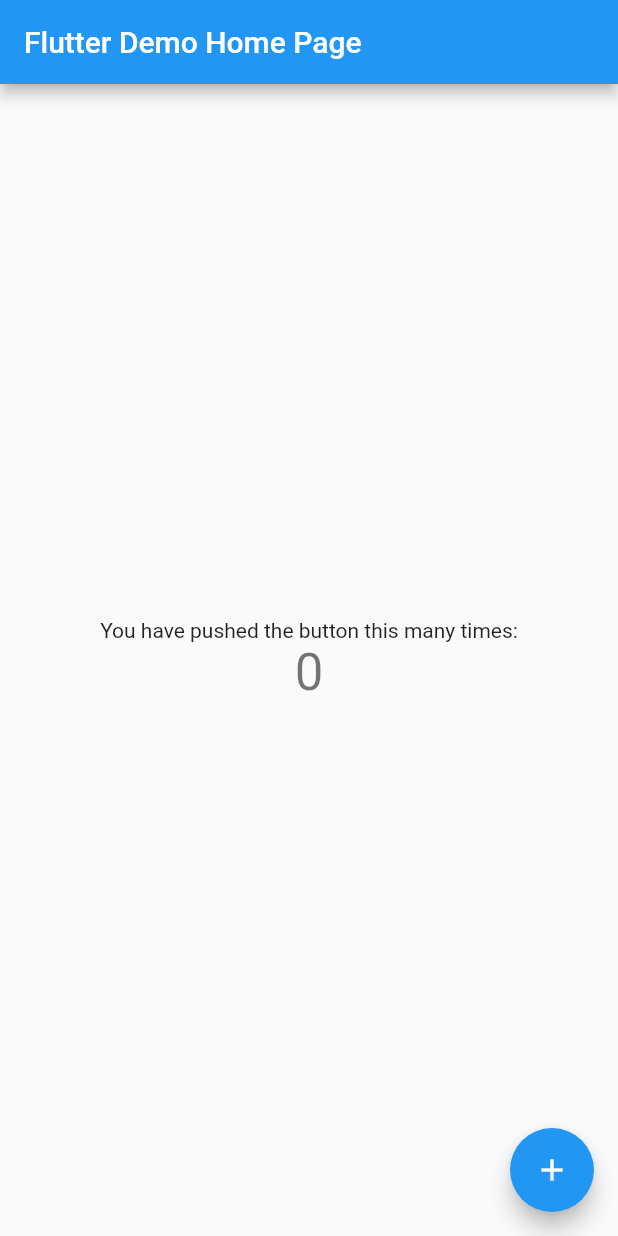
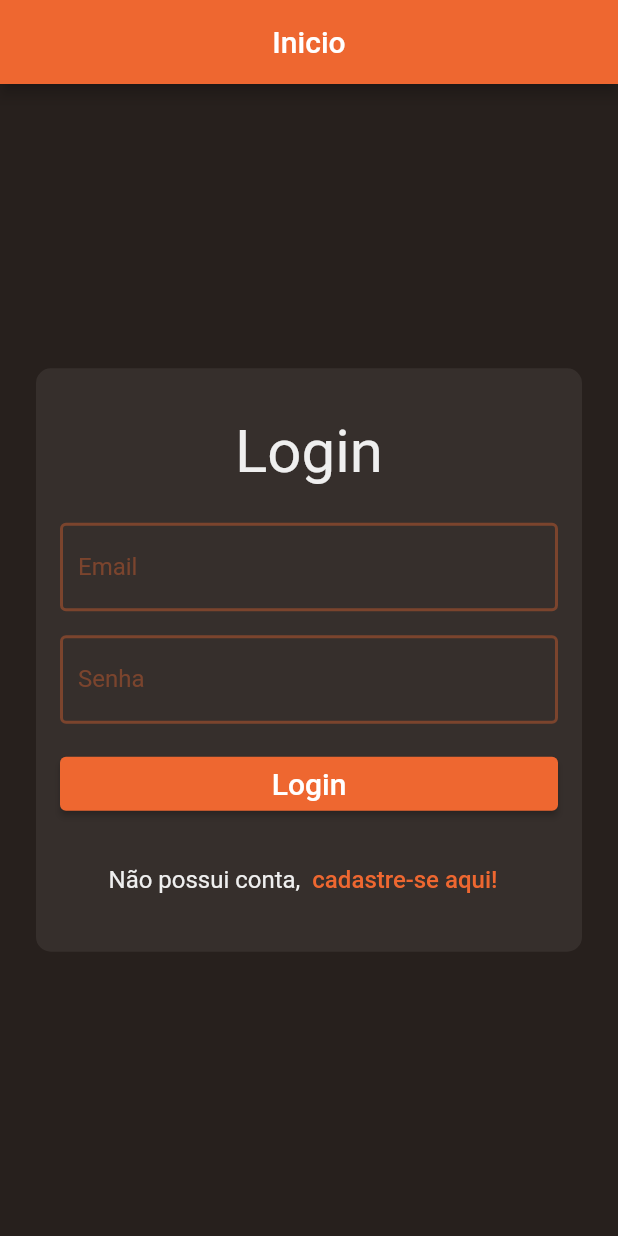
Before and after one commit to AlvaroRumpel/3x3_project, a Flutter app: the screen it shows after launch, on a phone screen of 412 x 824 dp. Run offline on Flutter 3.47's test engine with Material 2 defaults, Android fonts, the phone set to English and light mode, and no system bars; our stand-ins replace email_validator, firebase_auth, firebase_core, get; accounts and stored records are empty.

Commit message:
login page

```diff
--- /dev/null
+++ b/lib/home/view/home_view.dart
@@ -0,0 +1,16 @@
+import 'package:flutter/material.dart';
+import 'package:tres_x_tres_project/widgets/custom_scaffold.dart';
+
+class HomeView extends StatelessWidget {
+  const HomeView({Key? key}) : super(key: key);
+
+  @override
+  Widget build(BuildContext context) {
+    return CustomScaffold(
+      title: 'Inicio',
+      body: SingleChildScrollView(
+        child: Row(),
+      ),
+    );
+  }
+}
--- /dev/null
+++ b/lib/login/controller/login_controller.dart
@@ -0,0 +1,56 @@
+import 'package:email_validator/email_validator.dart';
+import 'package:firebase_auth/firebase_auth.dart';
+import 'package:flutter/foundation.dart';
+import 'package:flutter/material.dart';
+import 'package:get/get.dart';
+
+class LoginController extends GetxController {
+  TextEditingController loginController = TextEditingController();
+  TextEditingController senhaController = TextEditingController();
+  GlobalKey<FormState> formKey = GlobalKey<FormState>();
+
+  Future singIn() async {
+    if (!formKey.currentState!.validate()) {
+      return;
+    }
+    try {
+      Get.defaultDialog(
+        title: 'Carregando...',
+        titlePadding: const EdgeInsets.symmetric(vertical: 32),
+        titleStyle: const TextStyle(
+          color: Color(0xffefefef),
+        ),
+        backgroundColor: const Color(0xff27201D),
+        radius: 10,
+        content: const CircularProgressIndicator(),
+      );
+      await FirebaseAuth.instance.signInWithEmailAndPassword(
+        email: loginController.text.trim(),
+        password: senhaController.text.trim(),
+      );
+    } on FirebaseAuthException catch (e) {
+      if (kDebugMode) {
+        print(e);
+      }
+      Get.back();
+      Get.snackbar(
+        'Erro ao login',
+        'Verifique as informações',
+        colorText: const Color(0xffefefef),
+        snackPosition: SnackPosition.BOTTOM,
+        backgroundColor: const Color(0xffff3333),
+      );
+    }
+  }
+
+  bool emailValidator(value) {
+    return EmailValidator.validate(value);
+  }
+
+  bool passwordValidator(value) {
+    if (value.length >= 8 && value.length < 60) {
+      return true;
+    }
+    return false;
+  }
+}
--- /dev/null
+++ b/lib/login/view/login_view.dart
@@ -0,0 +1,66 @@
+import 'package:flutter/cupertino.dart';
+import 'package:get/get.dart';
+import 'package:tres_x_tres_project/login/controller/login_controller.dart';
+import 'package:tres_x_tres_project/widgets/custom_button.dart';
+import 'package:tres_x_tres_project/widgets/custom_container.dart';
+import 'package:tres_x_tres_project/widgets/custom_text.dart';
+import 'package:tres_x_tres_project/widgets/custom_text_button.dart';
+import 'package:tres_x_tres_project/widgets/custom_textfield.dart';
+
+class LoginView extends StatelessWidget {
+  LoginView({Key? key}) : super(key: key);
+
+  var ct = Get.put(LoginController());
+
+  @override
+  Widget build(BuildContext context) {
+    return Center(
+      child: CustomContainer(
+        child: SingleChildScrollView(
+          child: Form(
+            key: ct.formKey,
+            child: Column(
+              children: [
+                CustomText(
+                  text: 'Login',
+                  fontSize: 40,
+                  vertical: 16,
+                ),
+                CustomTextfield(
+                  controller: ct.loginController,
+                  labelText: 'Email',
+                  validador: ct.emailValidator,
+                  textErro: 'Insira o email corretamente',
+                ),
+                CustomTextfield(
+                  controller: ct.senhaController,
+                  labelText: 'Senha',
+                  obscureText: true,
+                  validador: ct.passwordValidator,
+                  textErro: 'A senha precisa ter mais de 8 caracteres',
+                  action: TextInputAction.done,
+                ),
+                CustomButton(
+                  function: () => ct.singIn,
+                  buttonText: 'Login',
+                  maxSize: true,
+                  fontSize: 20,
+                ),
+                Row(
+                  mainAxisAlignment: MainAxisAlignment.center,
+                  children: [
+                    CustomText(text: 'Não possui conta,'),
+                    CustomTextButton(
+                      function: () {},
+                      buttonText: 'cadastre-se aqui!',
+                    ),
+                  ],
+                ),
+              ],
+            ),
+          ),
+        ),
+      ),
+    );
+  }
+}
--- a/lib/main.dart
+++ b/lib/main.dart
@@ -1,115 +1,43 @@
+import 'package:firebase_core/firebase_core.dart';
 import 'package:flutter/material.dart';
+import 'package:get/route_manager.dart';
+import 'package:tres_x_tres_project/home/view/home_view.dart';
 
-void main() {
+void main() async {
+  WidgetsFlutterBinding.ensureInitialized();
+  await Firebase.initializeApp();
   runApp(const MyApp());
 }
 
 class MyApp extends StatelessWidget {
   const MyApp({Key? key}) : super(key: key);
 
-  // This widget is the root of your application.
+  static const MaterialColor primaryColor = MaterialColor(
+    0xffee6730,
+    <int, Color>{
+      50: Color.fromARGB(10, 238, 103, 48),
+      100: Color.fromARGB(20, 238, 103, 48),
+      200: Color.fromARGB(30, 238, 103, 48),
+      300: Color.fromARGB(40, 238, 103, 48),
+      400: Color.fromARGB(50, 238, 103, 48),
+      500: Color.fromARGB(60, 238, 103, 48),
+      600: Color.fromARGB(70, 238, 103, 48),
+      700: Color.fromARGB(80, 238, 103, 48),
+      800: Color.fromARGB(90, 238, 103, 48),
+      900: Color.fromARGB(100, 238, 103, 48),
+    },
+  );
+
   @override
   Widget build(BuildContext context) {
-    return MaterialApp(
-      title: 'Flutter Demo',
+    return GetMaterialApp(
+      title: '3x3 Project',
+      debugShowCheckedModeBanner: false,
       theme: ThemeData(
-        // This is the theme of your application.
-        //
-        // Try running your application with "flutter run". You'll see the
-        // application has a blue toolbar. Then, without quitting the app, try
-        // changing the primarySwatch below to Colors.green and then invoke
-        // "hot reload" (press "r" in the console where you ran "flutter run",
-        // or simply save your changes to "hot reload" in a Flutter IDE).
-        // Notice that the counter didn't reset back to zero; the application
-        // is not restarted.
-        primarySwatch: Colors.blue,
+        primarySwatch: primaryColor,
+        scaffoldBackgroundColor: const Color(0xff27201D),
       ),
-      home: const MyHomePage(title: 'Flutter Demo Home Page'),
+      home: const HomeView(),
     );
   }
 }
-
-class MyHomePage extends StatefulWidget {
-  const MyHomePage({Key? key, required this.title}) : super(key: key);
-
-  // This widget is the home page of your application. It is stateful, meaning
-  // that it has a State object (defined below) that contains fields that affect
-  // how it looks.
-
-  // This class is the configuration for the state. It holds the values (in this
-  // case the title) provided by the parent (in this case the App widget) and
-  // used by the build method of the State. Fields in a Widget subclass are
-  // always marked "final".
-
-  final String title;
-
-  @override
-  State<MyHomePage> createState() => _MyHomePageState();
-}
-
-class _MyHomePageState extends State<MyHomePage> {
-  int _counter = 0;
-
-  void _incrementCounter() {
-    setState(() {
-      // This call to setState tells the Flutter framework that something has
-      // changed in this State, which causes it to rerun the build method below
-      // so that the display can reflect the updated values. If we changed
-      // _counter without calling setState(), then the build method would not be
-      // called again, and so nothing would appear to happen.
-      _counter++;
-    });
-  }
-
-  @override
-  Widget build(BuildContext context) {
-    // This method is rerun every time setState is called, for instance as done
-    // by the _incrementCounter method above.
-    //
-    // The Flutter framework has been optimized to make rerunning build methods
-    // fast, so that you can just rebuild anything that needs updating rather
-    // than having to individually change instances of widgets.
-    return Scaffold(
-      appBar: AppBar(
-        // Here we take the value from the MyHomePage object that was created by
-        // the App.build method, and use it to set our appbar title.
-        title: Text(widget.title),
-      ),
-      body: Center(
-        // Center is a layout widget. It takes a single child and positions it
-        // in the middle of the parent.
-        child: Column(
-          // Column is also a layout widget. It takes a list of children and
-          // arranges them vertically. By default, it sizes itself to fit its
-          // children horizontally, and tries to be as tall as its parent.
-          //
-          // Invoke "debug painting" (press "p" in the console, choose the
-          // "Toggle Debug Paint" action from the Flutter Inspector in Android
-          // Studio, or the "Toggle Debug Paint" command in Visual Studio Code)
-          // to see the wireframe for each widget.
-          //
-          // Column has various properties to control how it sizes itself and
-          // how it positions its children. Here we use mainAxisAlignment to
-          // center the children vertically; the main axis here is the vertical
-          // axis because Columns are vertical (the cross axis would be
-          // horizontal).
-          mainAxisAlignment: MainAxisAlignment.center,
-          children: <Widget>[
-            const Text(
-              'You have pushed the button this many times:',
-            ),
-            Text(
-              '$_counter',
-              style: Theme.of(context).textTheme.headline4,
-            ),
-          ],
-        ),
-      ),
-      floatingActionButton: FloatingActionButton(
-        onPressed: _incrementCounter,
-        tooltip: 'Increment',
-        child: const Icon(Icons.add),
-      ), // This trailing comma makes auto-formatting nicer for build methods.
-    );
-  }
-}
--- /dev/null
+++ b/lib/widgets/custom_button.dart
@@ -0,0 +1,35 @@
+import 'package:flutter/material.dart';
+
+class CustomButton extends StatelessWidget {
+  Function function;
+  IconData? icon;
+  String buttonText;
+  bool? maxSize;
+  double fontSize;
+
+  CustomButton({
+    Key? key,
+    required this.function,
+    this.icon,
+    this.maxSize,
+    this.fontSize = 16,
+    required this.buttonText,
+  }) : super(key: key);
+
+  @override
+  Widget build(BuildContext context) {
+    return Padding(
+      padding: const EdgeInsets.symmetric(vertical: 8.0),
+      child: SizedBox(
+        width: maxSize != null ? double.maxFinite : null,
+        child: ElevatedButton(
+          onPressed: function(),
+          child: Text(
+            buttonText,
+            style: TextStyle(fontSize: fontSize),
+          ),
+        ),
+      ),
+    );
+  }
+}
--- /dev/null
+++ b/lib/widgets/custom_container.dart
@@ -0,0 +1,24 @@
+import 'package:flutter/material.dart';
+
+class CustomContainer extends StatelessWidget {
+  Widget child;
+
+  CustomContainer({
+    Key? key,
+    required this.child,
+  }) : super(key: key);
+
+  @override
+  Widget build(BuildContext context) {
+    return Container(
+      padding: const EdgeInsets.all(16.0),
+      decoration: const BoxDecoration(
+        color: Color.fromARGB(255, 54, 47, 44),
+        borderRadius: BorderRadius.all(
+          Radius.circular(10),
+        ),
+      ),
+      child: child,
+    );
+  }
+}
--- /dev/null
+++ b/lib/widgets/custom_scaffold.dart
@@ -0,0 +1,37 @@
+import 'package:firebase_auth/firebase_auth.dart';
+import 'package:flutter/material.dart';
+import 'package:tres_x_tres_project/login/view/login_view.dart';
+
+class CustomScaffold extends StatelessWidget {
+  String title;
+  Widget body;
+
+  CustomScaffold({
+    Key? key,
+    required this.title,
+    required this.body,
+  }) : super(key: key);
+  @override
+  Widget build(BuildContext context) {
+    return Scaffold(
+      appBar: AppBar(
+        title: Text(title),
+        centerTitle: true,
+      ),
+      body: SafeArea(
+        child: Padding(
+          padding: const EdgeInsets.all(24.0),
+          child: StreamBuilder<User?>(
+            stream: FirebaseAuth.instance.authStateChanges(),
+            builder: (context, snapshot) {
+              if (snapshot.hasData) {
+                return body;
+              }
+              return LoginView();
+            },
+          ),
+        ),
+      ),
+    );
+  }
+}
--- /dev/null
+++ b/lib/widgets/custom_text.dart
@@ -0,0 +1,35 @@
+import 'package:flutter/material.dart';
+
+class CustomText extends StatelessWidget {
+  double vertical;
+  double horizontal;
+  Color color;
+  String text;
+  double fontSize;
+
+  CustomText({
+    Key? key,
+    this.vertical = 0,
+    this.horizontal = 0,
+    this.color = const Color(0xffefefef),
+    this.fontSize = 16,
+    required this.text,
+  }) : super(key: key);
+
+  @override
+  Widget build(BuildContext context) {
+    return Padding(
+      padding: EdgeInsets.symmetric(
+        vertical: vertical,
+        horizontal: horizontal,
+      ),
+      child: Text(
+        text,
+        style: TextStyle(
+          color: color,
+          fontSize: fontSize,
+        ),
+      ),
+    );
+  }
+}
--- /dev/null
+++ b/lib/widgets/custom_text_button.dart
@@ -0,0 +1,35 @@
+import 'package:flutter/material.dart';
+
+class CustomTextButton extends StatelessWidget {
+  Function function;
+  IconData? icon;
+  String buttonText;
+  bool? maxSize;
+  double fontSize;
+
+  CustomTextButton({
+    Key? key,
+    required this.function,
+    this.icon,
+    this.maxSize,
+    this.fontSize = 16,
+    required this.buttonText,
+  }) : super(key: key);
+
+  @override
+  Widget build(BuildContext context) {
+    return Padding(
+      padding: const EdgeInsets.symmetric(vertical: 8.0),
+      child: SizedBox(
+        width: maxSize != null ? double.maxFinite : null,
+        child: TextButton(
+          onPressed: () => function,
+          child: Text(
+            buttonText,
+            style: TextStyle(fontSize: fontSize),
+          ),
+        ),
+      ),
+    );
+  }
+}
--- /dev/null
+++ b/lib/widgets/custom_textfield.dart
@@ -0,0 +1,68 @@
+import 'package:flutter/material.dart';
+
+class CustomTextfield extends StatelessWidget {
+  String labelText;
+  TextEditingController controller;
+  String? textErro;
+  bool? obscureText;
+  Function? validador;
+  TextInputAction? action;
+
+  CustomTextfield({
+    Key? key,
+    required this.labelText,
+    required this.controller,
+    this.textErro,
+    this.obscureText,
+    this.validador,
+    this.action = TextInputAction.next,
+  }) : super(key: key);
+
+  @override
+  Widget build(BuildContext context) {
+    return Padding(
+      padding: const EdgeInsets.symmetric(vertical: 8.0),
+      child: TextFormField(
+        controller: controller,
+        textInputAction: action,
+        obscureText: obscureText ?? false,
+        style: const TextStyle(
+          color: Color(0xffefefef),
+        ),
+        decoration: InputDecoration(
+          enabledBorder: const OutlineInputBorder(
+            borderSide: BorderSide(
+              color: Color(0x5fee6730),
+              width: 2,
+            ),
+          ),
+          focusedBorder: OutlineInputBorder(
+            borderSide: BorderSide(
+              color: Theme.of(context).primaryColor,
+              width: 2,
+            ),
+          ),
+          errorBorder: const OutlineInputBorder(
+            borderSide: BorderSide(
+              color: Color(0xffff1111),
+              width: 2,
+            ),
+          ),
+          focusedErrorBorder: const OutlineInputBorder(
+            borderSide: BorderSide(
+              color: Color(0xffff1111),
+              width: 2,
+            ),
+          ),
+          label: Text(labelText),
+          labelStyle: const TextStyle(
+            color: Color(0x5fee6730),
+          ),
+        ),
+        autovalidateMode: AutovalidateMode.onUserInteraction,
+        validator: (value) =>
+            value!.isNotEmpty && validador!(value) ? null : textErro,
+      ),
+    );
+  }
+}
```
Also changed, not shown: pubspec.yaml (+6 -3 lines), pubspec.lock, 6 other files.
